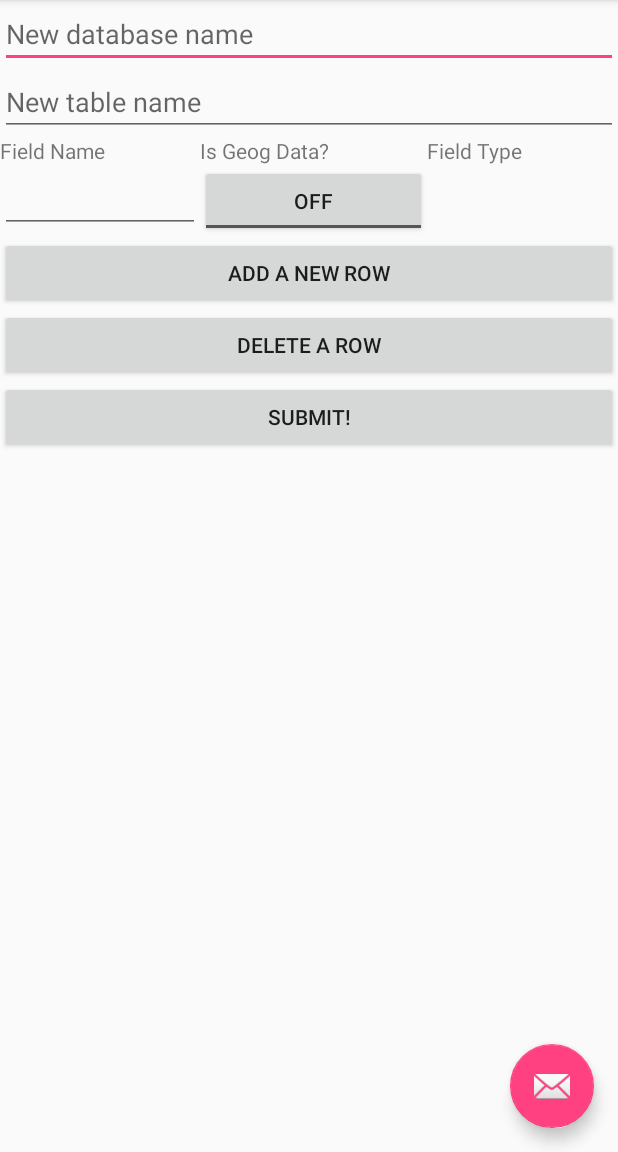
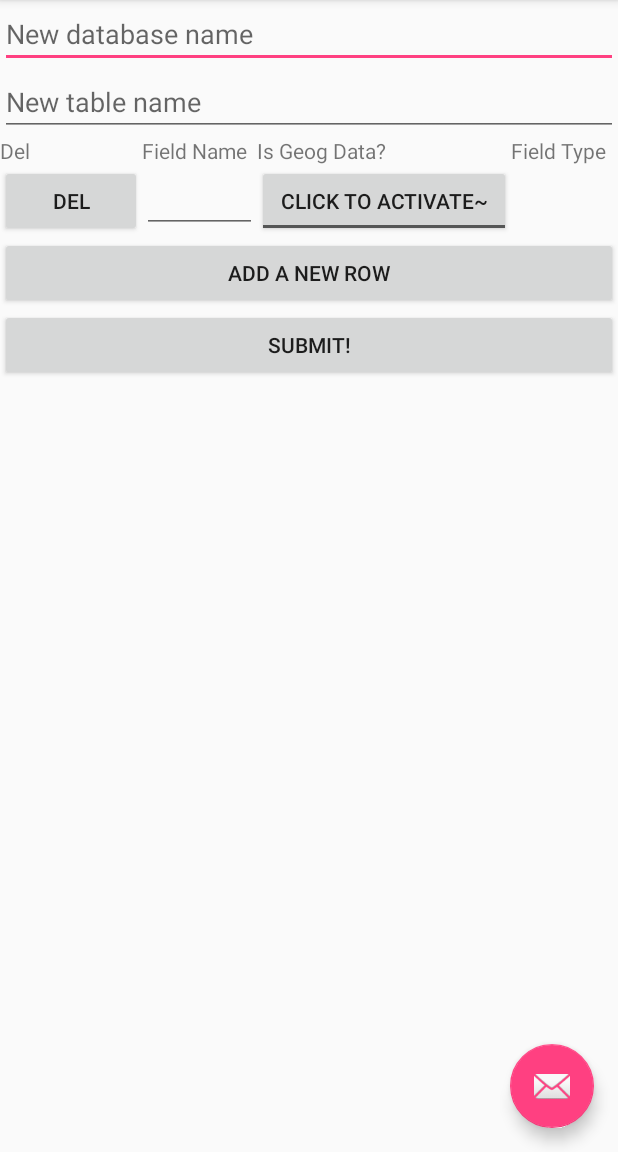
Before and after one commit to Anjali-Pai/GISDbAPP, an Android app: the CreateAProjectActivity screen opened directly, with no data from a screen before it, after a tap on "SUBMIT!", on a phone screen of 412 x 824 dp, the part 84-1236 px from its top. Run offline under Robolectric (Android 15) with nearby library versions, the phone set to English and light mode, and no system bars; 2 statements that could not run were skipped; 1 other tap on this screen came first.

Commit message:
create act 1/2

```diff
--- a/app/src/main/java/com/example/xuxin/databasedemo/CreateAProjectActivity.java
+++ b/app/src/main/java/com/example/xuxin/databasedemo/CreateAProjectActivity.java
@@ -23,7 +23,6 @@ import java.util.ArrayList;
 
 
 public class CreateAProjectActivity extends AppCompatActivity {
-    private boolean _canAddTypeCell = true;
 
     @Override
     protected void onCreate(Bundle savedInstanceState) {
@@ -47,16 +46,18 @@ public class CreateAProjectActivity extends AppCompatActivity {
         final EditText dbNameET = (EditText) findViewById(R.id.create_a_project_dbName);
         final EditText tableNameET = (EditText) findViewById(R.id.create_a_project_tableName);
         final Button addBt = (Button) findViewById(R.id.create_a_project_addBt);
-        final Button delBt = (Button) findViewById(R.id.create_a_project_delBt);
         final Button subBt = (Button) findViewById(R.id.create_a_project_submitBt);
 
         TableRow first_row = new TableRow(this);
+        TextView delOpt_cell = new TextView(this);
         TextView fieldName_cell = new TextView(this);
         TextView isGeogData_cell = new TextView(this);
         TextView fieldType_cell = new TextView(this);
+        delOpt_cell.setText(R.string.create_a_project_delARow);
         fieldName_cell.setText(R.string.create_a_project_fieldName);
         isGeogData_cell.setText(R.string.create_a_project_isGeogData);
         fieldType_cell.setText(R.string.create_a_project_fieldType);
+        first_row.addView(delOpt_cell);
         first_row.addView(fieldName_cell);
         first_row.addView(isGeogData_cell);
         first_row.addView(fieldType_cell);
@@ -70,6 +71,27 @@ public class CreateAProjectActivity extends AppCompatActivity {
                 public void onClick(View v) {
                     final View myView = v;
                     final TableRow newTableRow = new TableRow(v.getContext());
+
+                    Button delBt = new Button(v.getContext());
+                    delBt.setText(R.string.create_a_project_delARow);
+                    delBt.setOnClickListener(new View.OnClickListener() {
+                        @Override
+                        public void onClick(View v) {
+                            // delete this row
+                            // todo: question:
+                            // delete this row, also means the button is deleted,
+                            // does delete button function code goes to the end?
+                            Log.i("Delete Button", String.format("Parent:%s, grandparent:%s", v.getParent(), v.getParent().getParent()));
+                            TableRow delRow = (TableRow) v.getParent();
+                            if (delRow != null) {
+                                if (createTableLayout != null) {
+                                createTableLayout.removeView(delRow);
+                                }
+                            }
+                        }
+                    });
+                    newTableRow.addView(delBt);
+
                     EditText nameEditText = new EditText(v.getContext());
                     newTableRow.addView(nameEditText);
                     // toggle button to show it is the geo_data or not
@@ -78,18 +100,29 @@ public class CreateAProjectActivity extends AppCompatActivity {
                     // http://developer.android.com/reference/android/widget/Switch.html
                     // http://stackoverflow.com/questions/23358822/how-to-custom-switch-button
                     ToggleButton isGeodataTb = new ToggleButton(v.getContext());
+                    isGeodataTb.setText(R.string.create_a_project_isGeogData_activate);
+                    // trick to set text and redraw
+                    // ref: http://stackoverflow.com/questions/3784292/how-can-i-get-working-dynamic-togglebutton-text-under-android/3792554#3792554
+                    // here use this trick may cost a lot
                     isGeodataTb.setTextOff("No");
                     isGeodataTb.setTextOn("Yes");
+                    //isGeodataTb.setChecked(!isGeodataTb.isChecked());
                     isGeodataTb.setOnCheckedChangeListener(new CompoundButton.OnCheckedChangeListener() {
                         @Override
                         public void onCheckedChanged(CompoundButton buttonView, boolean isChecked) {
                             if(isChecked){
+                                //  delete existed added can selected type cell
                                 Log.i("Toggle", "select true, children num: "+ newTableRow.getChildCount());
+                                if(newTableRow.getChildCount()>3){
+                                    Log.i("Toggle", "select true, need to delete select type cell");
+                                    for(int i = 3; i < newTableRow.getChildCount();i++){
+                                        newTableRow.removeViewAt(i);
+                                    }
+                                }
                             }else {
-                                if(newTableRow.getChildCount()<3) // can use this way to do sth in the inner class
+                                if(newTableRow.getChildCount()<4) // can use this way to do sth in the inner class
                                 {
                                     Log.i("Toggle", "select false, children num: "+ newTableRow.getChildCount());
-                                    // todo first show OFF...
                                     // and add only one type spinner
                                     // then can select type
                                     Spinner typeSpinner = new Spinner(myView.getContext());
@@ -129,31 +162,28 @@ public class CreateAProjectActivity extends AppCompatActivity {
             });
         }
 
-        if(delBt != null){
-            Log.i("Delete button","existed!");
-        }
-
         if (subBt != null) {
             subBt.setOnClickListener(new View.OnClickListener() {
                 @Override
                 public void onClick(View v) {
-                    ArrayList<String> fieldnameList  = new ArrayList<String>();
-                    ArrayList<String> fieldtypelist = new ArrayList<String>();
+                    ArrayList<String> fieldNameList  = new ArrayList<String>();
+                    ArrayList<String> fieldTypeList = new ArrayList<String>();
 
-                    String databasename = dbNameET.getText().toString();
-                    String tablename = tableNameET.getText().toString();
+                    String databaseName = dbNameET != null ? dbNameET.getText().toString() : null;
+                    String tableName = tableNameET != null ? tableNameET.getText().toString() : null;
+                    // todo ...
                     // default value
                     String tablecomp="_id INTEGER, GeoLat REAL NOT NULL, GeoLong REAL NOT NULL,";
-                    Log.i("Db&Table",String.format("Database name: %s, Table name: %s",databasename,tablename));
+                    Log.i("Db&Table",String.format("Database name: %s, Table name: %s",databaseName,tableName));
                     // the first row is the column name row, ignore it
                     for(int i=1;i<createTableLayout.getChildCount();i++){
                         //Log.i("Child in table",createTableLayout.getChildAt(i).toString());
                         try{
                             TableRow datarow = (TableRow) createTableLayout.getChildAt(i);
-                            fieldnameList.add(((EditText) datarow.getChildAt(0)).getText().toString());
+                            fieldNameList.add(((EditText) datarow.getChildAt(0)).getText().toString());
                             // ref: http://stackoverflow.com/questions/1947933/how-to-get-spinner-value
                             Spinner typesp = (Spinner) datarow.getChildAt(1);
-                            fieldtypelist.add(typesp.getSelectedItem().toString());
+                            fieldTypeList.add(typesp.getSelectedItem().toString());
                             //Log.i("Spinner",String.format("Value:%s",typesp.getSelectedItem().toString()));
                         }catch (Exception ex){
                             Log.e("child in the table",ex.getMessage());
@@ -161,18 +191,18 @@ public class CreateAProjectActivity extends AppCompatActivity {
                     }
 
                     //
-                    for(int i=0;i<fieldnameList.size();i++){
+                    for(int i=0;i<fieldNameList.size();i++){
                         //check the two lists
-                        Log.i("Name & Type",String.format("name: %s, type: %s",fieldnameList.get(i),fieldtypelist.get(i)));
-                        tablecomp = tablecomp.concat(String.format("%s %s, ",fieldnameList.get(i),fieldtypelist.get(i)));
+                        Log.i("Name & Type",String.format("name: %s, type: %s",fieldNameList.get(i),fieldTypeList.get(i)));
+                        tablecomp = tablecomp.concat(String.format("%s %s, ",fieldNameList.get(i),fieldTypeList.get(i)));
                     }
                     tablecomp = tablecomp.substring(0,tablecomp.length()-1); // remove the ",space" => for now remove the "space"
                     Log.i("SQL-CreateTable", tablecomp);
                     // create new database with one table
                     // todo check the file which has the same name, or use time stamp/guid
-                    SQLiteDatabase newdb = openOrCreateDatabase(databasename+".db", Context.MODE_PRIVATE,null);
-                    newdb.execSQL(String.format("DROP TABLE IF EXISTS %s;", tablename));
-                    newdb.execSQL(String.format("CREATE TABLE %s (%s PRIMARY KEY( _id));", tablename, tablecomp));
+                    SQLiteDatabase newdb = openOrCreateDatabase(databaseName+".db", Context.MODE_PRIVATE,null);
+                    newdb.execSQL(String.format("DROP TABLE IF EXISTS %s;", tableName));
+                    newdb.execSQL(String.format("CREATE TABLE %s (%s PRIMARY KEY( _id));", tableName, tablecomp));
                     newdb.close();
                 }
             });
@@ -199,7 +229,8 @@ public class CreateAProjectActivity extends AppCompatActivity {
  * two spinner every line, int/varchar |primary key/not null
  * ensure automatically _id + 1
  * fix problem: default scheme, not additional field added, created table failed
- * todo add delete row
+ *  add delete row
+ *
  */
 
 /***
--- a/app/src/main/java/com/example/xuxin/databasedemo/StartActivity.java
+++ b/app/src/main/java/com/example/xuxin/databasedemo/StartActivity.java
@@ -86,6 +86,7 @@ public class StartActivity extends AppCompatActivity {
  *  Design studying
  *  Output table/form ??  format?
  *  Add pic...
+ *  arrange log... too many log here
  *  ...
  */
 
--- a/app/src/main/res/layout/content_create_a_project.xml
+++ b/app/src/main/res/layout/content_create_a_project.xml
@@ -33,11 +33,11 @@
             android:layout_width="match_parent"
             android:layout_height="wrap_content"
             android:text="@string/create_a_project_addARow"/>
-        <Button
-            android:id="@+id/create_a_project_delBt"
-            android:layout_width="match_parent"
-            android:layout_height="wrap_content"
-            android:text="@string/create_a_project_delARow"/>
+        <!--<Button-->
+            <!--android:id="@+id/create_a_project_delBt"-->
+            <!--android:layout_width="match_parent"-->
+            <!--android:layout_height="wrap_content"-->
+            <!--android:text="@string/create_a_project_delARow"/>-->
         <Button
             android:id="@+id/create_a_project_submitBt"
             android:layout_width="match_parent"
--- a/app/src/main/res/values/strings.xml
+++ b/app/src/main/res/values/strings.xml
@@ -124,6 +124,9 @@
         use Switch, toggle button
         04/17/2016
         improve the create... add toggle button
+        04/18/2016
+        create work...
+        delete row...
 
     </string>
     <string name="menu_edit">edit</string>
@@ -139,8 +142,9 @@
     <string name="create_a_project_addARow">Add A New Row</string>
     <string name="create_a_project_fieldName">Field Name</string>
     <string name="create_a_project_isGeogData">Is Geog Data?</string>
+    <string name="create_a_project_isGeogData_activate">Click to activate~</string>
     <string name="create_a_project_fieldType">Field Type</string>
-    <string name="create_a_project_delARow">Delete A Row</string>
+    <string name="create_a_project_delARow">Del</string>
     <string-array name="data_types">
         <item>Int</item>
         <item>Varchar</item>
```
